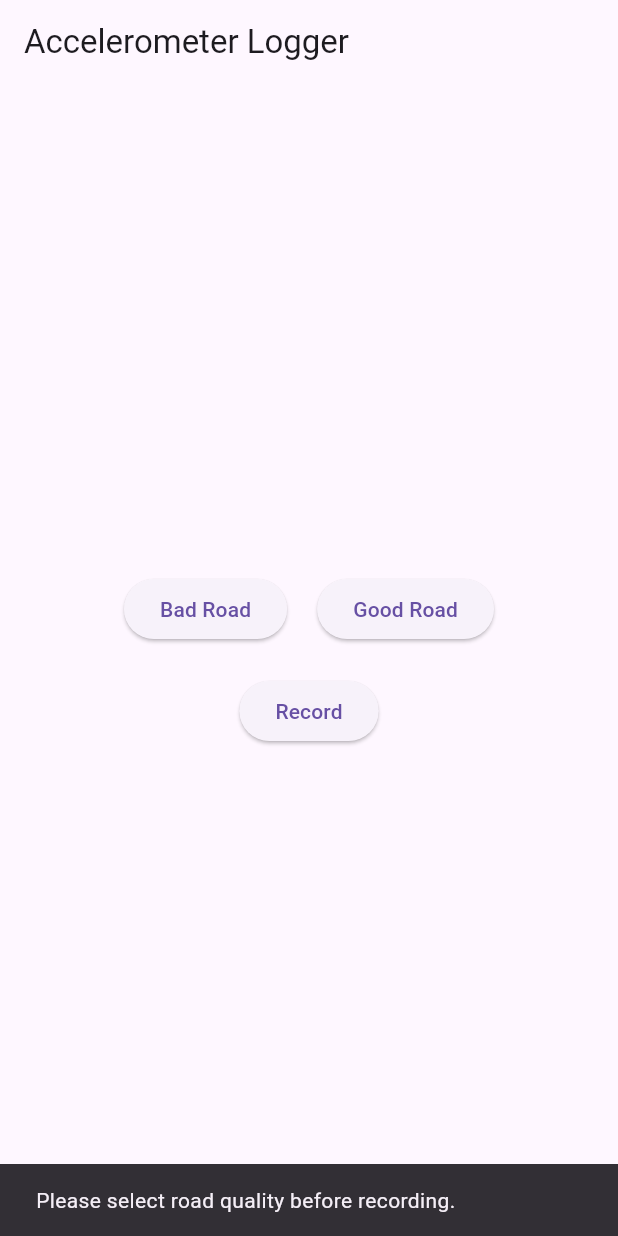
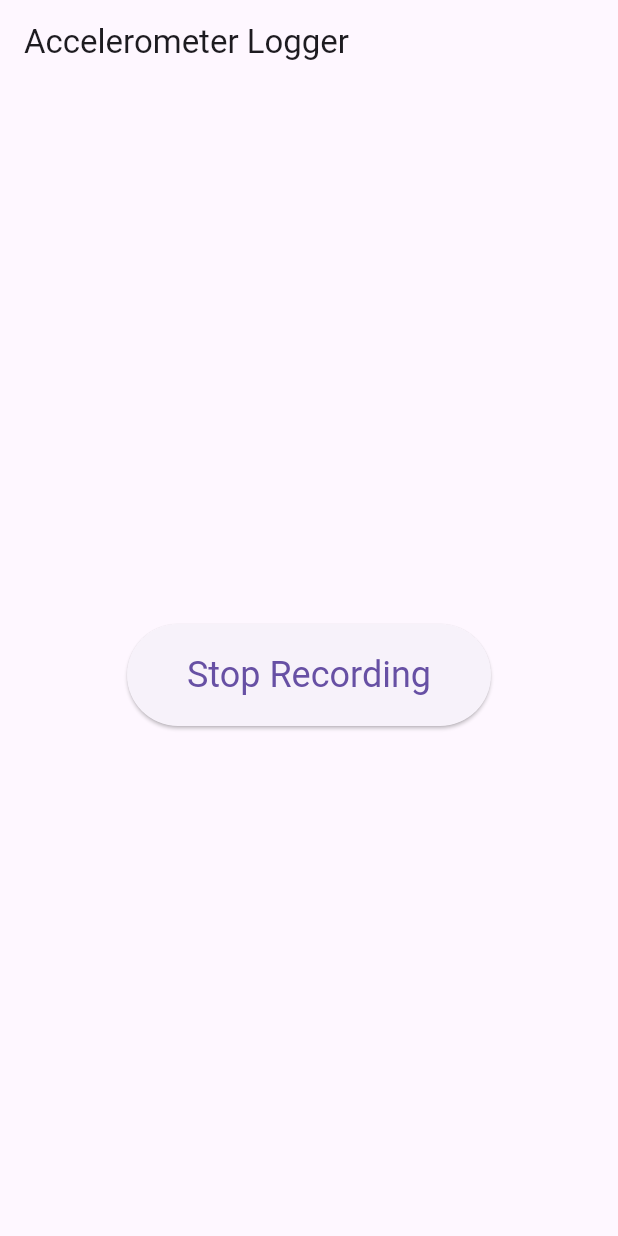
Before and after one commit to tiredoak/datalogger, a Flutter app: the screen it shows after launch, after a tap on "Record", on a phone screen of 412 x 824 dp. Run offline on Flutter 3.47's test engine with Material 3 defaults, Android fonts, the phone set to English and light mode, and no system bars; our stand-ins replace device_info_plus, geolocator, permission_handler, sensors_plus.

Commit message:
Remove road quality buttons and make record bigger

```diff
--- a/lib/main.dart
+++ b/lib/main.dart
@@ -1,5 +1,3 @@
-// ignore_for_file: use_build_context_synchronously, library_private_types_in_public_api
-
 import 'dart:async';
 import 'dart:convert';
 import 'dart:io';
@@ -49,7 +47,6 @@ class _HomeScreenState extends State<HomeScreen> {
   final List<Map<String, dynamic>> _logData = [];
   bool isLoading = true;
   String _rideUUID = const Uuid().v4(); // UUID for the entire ride
-  int? _quality; // Variable to store road quality
 
   @override
   void initState() {
@@ -97,13 +94,6 @@ class _HomeScreenState extends State<HomeScreen> {
   Timer? timer;
 
   void _startRecording() async {
-    if (_quality == null) {
-      ScaffoldMessenger.of(context).showSnackBar(const SnackBar(
-        content: Text('Please select road quality before recording.'),
-      ));
-      return;
-    }
-
     setState(() {
       _isRecording = true;
       _logData.clear();
@@ -176,7 +166,6 @@ class _HomeScreenState extends State<HomeScreen> {
     Map<String, dynamic> logEntryData = {
       "Timestamp": timestamp,
       "uuid": _rideUUID, // Use the UUID for the entire ride
-      "Quality": _quality, // Include the quality variable
       "Device Info": map,
       "Latitude": latitude,
       "Longitude": longitude,
@@ -248,31 +237,14 @@ class _HomeScreenState extends State<HomeScreen> {
             : Column(
                 mainAxisAlignment: MainAxisAlignment.center,
                 children: [
-                  Row(
-                    mainAxisAlignment: MainAxisAlignment.center,
-                    children: [
-                      ElevatedButton(
-                        onPressed: () {
-                          setState(() {
-                            _quality = 0;
-                          });
-                        },
-                        child: const Text('Bad Road'),
-                      ),
-                      const SizedBox(width: 20),
-                      ElevatedButton(
-                        onPressed: () {
-                          setState(() {
-                            _quality = 1;
-                          });
-                        },
-                        child: const Text('Good Road'),
-                      ),
-                    ],
-                  ),
                   const SizedBox(height: 20),
                   ElevatedButton(
                     onPressed: _isRecording ? _stopRecording : _startRecording,
+                    style: ElevatedButton.styleFrom(
+                      textStyle: const TextStyle(fontSize: 24),
+                      padding: const EdgeInsets.symmetric(
+                          vertical: 20, horizontal: 40),
+                    ),
                     child: Text(_isRecording ? 'Stop Recording' : 'Record'),
                   ),
                 ],
@@ -293,8 +265,7 @@ class _HomeScreenState extends State<HomeScreen> {
 
   Future<File> get _localFileIos async {
     final directory = await getApplicationDocumentsDirectory();
-    final qualityDir = _quality == 0 ? 'bad_roads' : 'good_roads';
-    final dir = Directory('${directory.path}/$qualityDir');
+    final dir = Directory('${directory.path}/ride_logs');
     if (!(await dir.exists())) {
       await dir.create(recursive: true);
     }
@@ -305,8 +276,7 @@ class _HomeScreenState extends State<HomeScreen> {
 
   Future<File> get _localFileAndroid async {
     Directory baseDir = Directory('/storage/emulated/0/Download');
-    final qualityDir = _quality == 0 ? 'bad_roads' : 'good_roads';
-    final dir = Directory('${baseDir.path}/$qualityDir');
+    final dir = Directory('${baseDir.path}/ride_logs');
     if (!(await dir.exists())) {
       await dir.create(recursive: true);
     }
```
